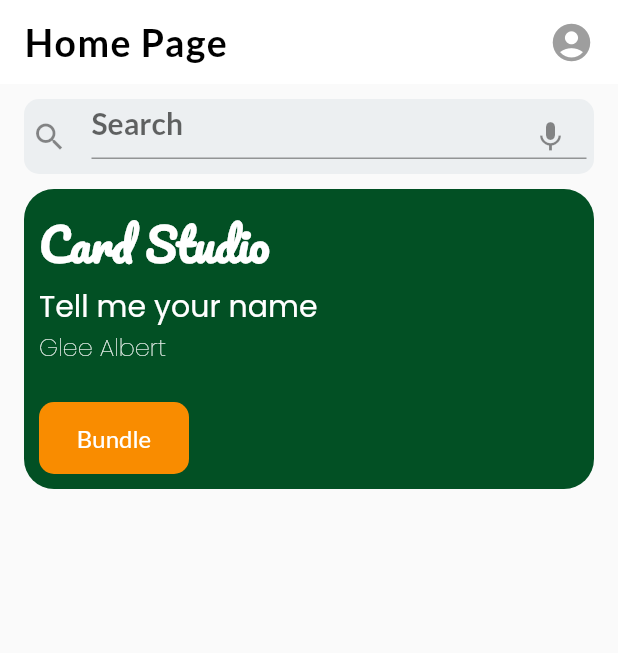
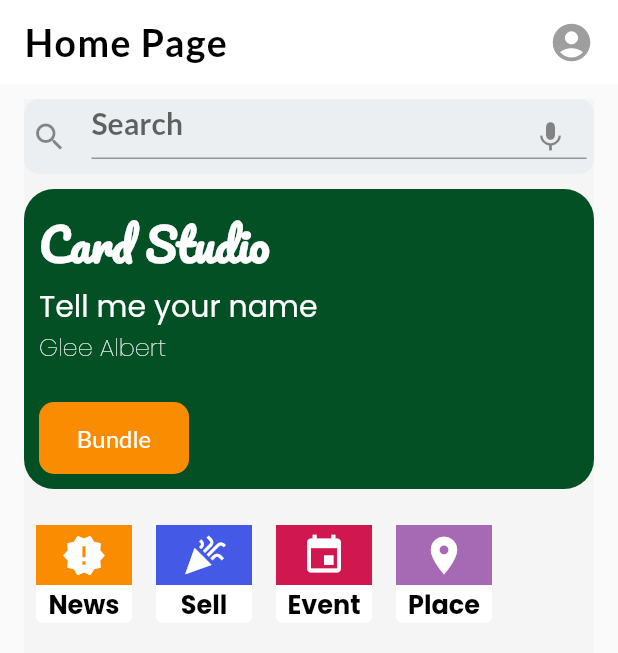
Before and after one commit to glee83/layout_best_pratice, a Flutter app: the screen it shows after launch, on a phone screen of 412 x 824 dp. Shown: the top 653 px of the screen. Run offline on Flutter 3.47's test engine with Material 2 defaults, Android fonts, the light colour scheme and no system bars; our stand-ins replace google_fonts.

Commit message:
Icon section

```diff
--- a/lib/constant.dart
+++ b/lib/constant.dart
@@ -5,3 +5,12 @@ import 'package:flutter/material.dart';
 
 const  kPrimaryColor = Color(0xff025024);
 const kButtonColor = Color(0xfff98c00);
+
+const kBackgroundColor = Color(0xfff5f5f5);
+
+
+//icons background colors
+
+const kBlueColor = Color(0xff445ae6);
+const kPinkColor = Color(0xffd1174f);
+const kIndigoColor = Color(0xffa669b3);
--- a/lib/screen/homeScreen.dart
+++ b/lib/screen/homeScreen.dart
@@ -32,6 +32,7 @@ class HomeScreen extends StatelessWidget {
         elevation: 0.0,
       ),
       body: Container(
+        color: kBackgroundColor,
         margin: const EdgeInsets.symmetric(vertical: 10.0, horizontal: 16.0),
         child: Column(
           children: [
@@ -130,6 +131,153 @@ class HomeScreen extends StatelessWidget {
 
                 ],
               ),
+            ),
+
+            const SizedBox(height: 10.0),
+
+            Container(
+              width: double.infinity,
+              margin: EdgeInsets.zero,
+              child: Row(
+                children: [
+                  Container(
+                    width: 80.0,
+                    padding: const EdgeInsets.symmetric(vertical: 10.0, horizontal: 4.0),
+                    child: Card(
+                      elevation: 0.0,
+                      child: Column(
+                        children:  [
+                          Container(
+
+                            color: kButtonColor,
+                            width: size.width,
+
+                            padding: const EdgeInsets.all(5),
+
+                            child: const Icon(
+                              Icons.new_releases,
+
+                              color: Colors.white,
+                              size: 30,
+                            ),
+                          ),
+                          Text(
+                            'News',
+                            style: GoogleFonts.poppins(
+                              color: Colors.black,
+                              fontWeight: FontWeight.bold,
+                              fontSize: 17.0
+                            ),
+                          )
+                        ],
+                      ),
+                    ),
+                  ),
+                  Container(
+                    width: 80.0,
+                    padding: const EdgeInsets.symmetric(vertical: 10.0, horizontal: 4.0),
+                    child: Card(
+                      elevation: 0.0,
+                      child: Column(
+                        children:  [
+                          Container(
+
+                            color: kBlueColor,
+                            width: size.width,
+
+                            padding: const EdgeInsets.all(5),
+
+                            child: const Icon(
+                              Icons.celebration,
+
+                              color: Colors.white,
+                              size: 30,
+                            ),
+                          ),
+                          Text(
+                            'Sell',
+                            style: GoogleFonts.poppins(
+                              color: Colors.black,
+                              fontWeight: FontWeight.bold,
+                              fontSize: 17.0
+                            ),
+                          )
+                        ],
+                      ),
+                    ),
+                  ),
+
+                  Container(
+                    width: 80.0,
+                    padding: const EdgeInsets.symmetric(vertical: 10.0, horizontal: 4.0),
+                    child: Card(
+                      elevation: 0.0,
+                      child: Column(
+                        children:  [
+                          Container(
+
+                            color: kPinkColor,
+                            width: size.width,
+
+                            padding: const EdgeInsets.all(5),
+
+                            child: const Icon(
+                              Icons.event,
+
+                              color: Colors.white,
+                              size: 30,
+                            ),
+                          ),
+                          Text(
+                            'Event',
+                            style: GoogleFonts.poppins(
+                              color: Colors.black,
+                              fontWeight: FontWeight.bold,
+                              fontSize: 17.0
+                            ),
+                          )
+                        ],
+                      ),
+                    ),
+                  ),
+
+                  Container(
+                    width: 80.0,
+                    padding: const EdgeInsets.symmetric(vertical: 10.0, horizontal: 4.0),
+                    child: Card(
+                      elevation: 0.0,
+                      child: Column(
+                        children:  [
+                          Container(
+
+                            color: kIndigoColor,
+                            width: size.width,
+
+                            padding: const EdgeInsets.all(5),
+
+                            child: const Icon(
+                              Icons.place,
+
+                              color: Colors.white,
+                              size: 30,
+                            ),
+                          ),
+                          Text(
+                            'Place',
+                            style: GoogleFonts.poppins(
+                              color: Colors.black,
+                              fontWeight: FontWeight.bold,
+                              fontSize: 17.0
+                            ),
+                          )
+                        ],
+                      ),
+                    ),
+                  ),
+
+
+                ],
+              ),
             )
           ],
         ),
```
